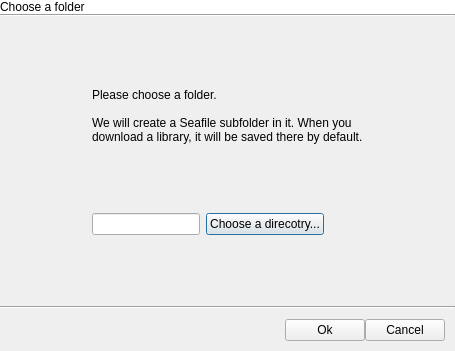
First picture: the form in ui/init-seafile-dialog.ui, repository haiwen/seafile-client, before the edit.
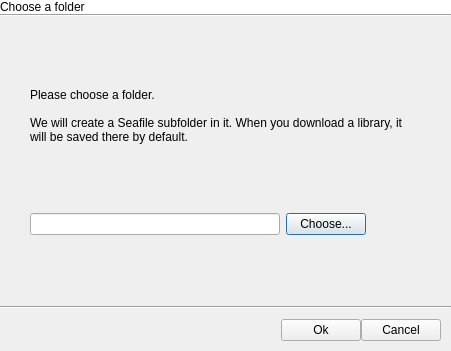
Second picture: the form after the edit.

Commit message: use ".seafile-data" in linux/mac

What changed in the file:
```diff
--- a/ui/init-seafile-dialog.ui
+++ b/ui/init-seafile-dialog.ui
@@ -6,7 +6,7 @@
    <rect>
     <x>0</x>
     <y>0</y>
-    <width>455</width>
+    <width>451</width>
     <height>351</height>
    </rect>
   </property>
@@ -52,19 +52,12 @@
       <number>0</number>
      </property>
      <layout class="QHBoxLayout" name="horizontalLayout_2">
-      <item>
-       <spacer name="horizontalSpacer">
-        <property name="orientation">
-         <enum>Qt::Horizontal</enum>
-        </property>
-        <property name="sizeHint" stdset="0">
-         <size>
-          <width>40</width>
-          <height>20</height>
-         </size>
-        </property>
-       </spacer>
-      </item>
+      <property name="leftMargin">
+       <number>30</number>
+      </property>
+      <property name="rightMargin">
+       <number>30</number>
+      </property>
       <item>
        <layout class="QVBoxLayout" name="verticalLayout">
         <item>
@@ -112,6 +105,12 @@
             <property name="enabled">
              <bool>true</bool>
             </property>
+            <property name="minimumSize">
+             <size>
+              <width>250</width>
+              <height>0</height>
+             </size>
+            </property>
             <property name="readOnly">
              <bool>false</bool>
             </property>
@@ -120,7 +119,7 @@
           <item>
            <widget class="QPushButton" name="mChooseDirBtn">
             <property name="text">
-             <string>Choose a direcotry...</string>
+             <string>Choose...</string>
             </property>
            </widget>
           </item>
@@ -154,19 +153,6 @@
         </item>
        </layout>
       </item>
-      <item>
-       <spacer name="horizontalSpacer_2">
-        <property name="orientation">
-         <enum>Qt::Horizontal</enum>
-        </property>
-        <property name="sizeHint" stdset="0">
-         <size>
-          <width>40</width>
-          <height>20</height>
-         </size>
-        </property>
-       </spacer>
-      </item>
      </layout>
     </widget>
    </item>
```
The commit also changes 1 other file.
